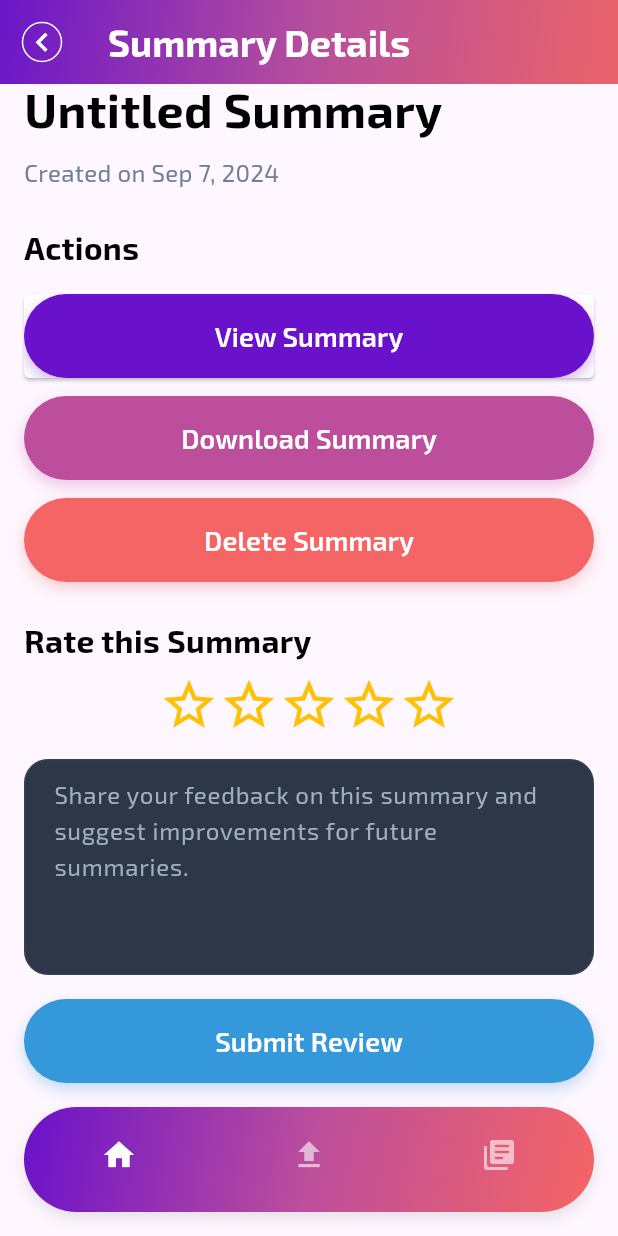
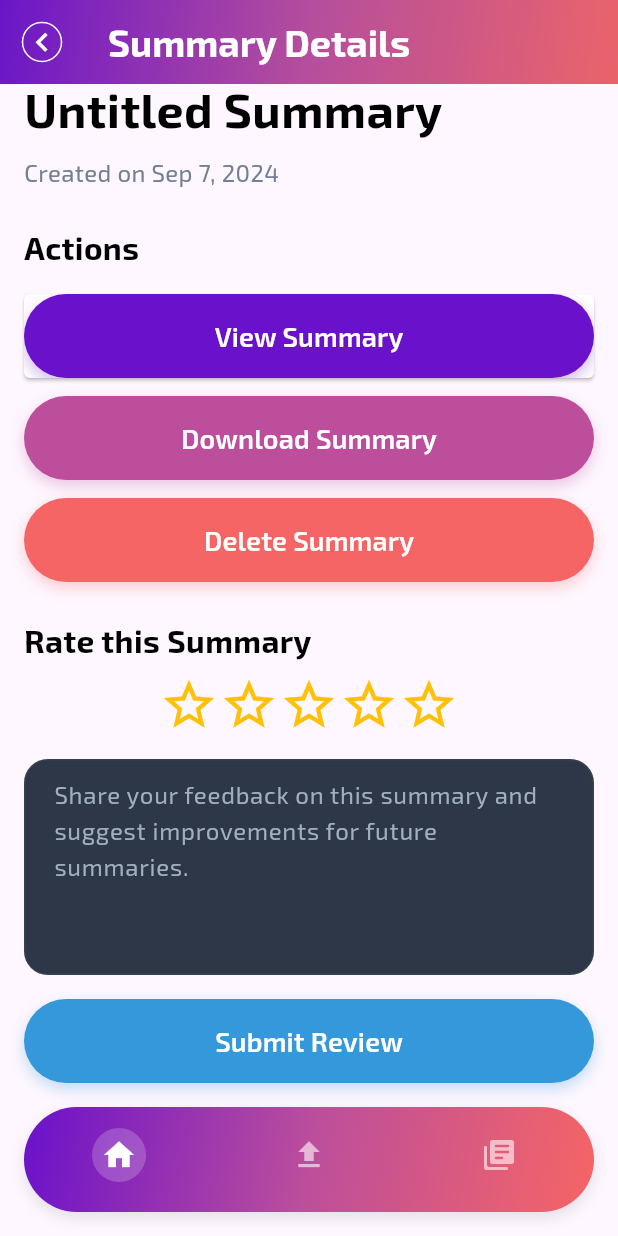
Before and after one commit to opiyodonpaul/sycx, a Flutter app: the SummaryDetails screen opened by its route, scrolled down 223 dp, on a phone screen of 412 x 824 dp. Run offline on Flutter 3.47's test engine with Material 3 defaults, Android fonts, the phone set to English and light mode, and no system bars; our stand-ins replace flutter_secure_storage, flutter_spinkit, flutter_staggered_animations, fluttertoast, google_fonts, image_picker; accounts and stored records are empty; network calls fail.

Commit message:
updated routing in the bottom nav bar

```diff
--- a/sycx_flutter_app/lib/main.dart
+++ b/sycx_flutter_app/lib/main.dart
@@ -3,6 +3,7 @@ import 'package:sycx_flutter_app/screens/auth/forgot_password.dart';
 import 'package:sycx_flutter_app/screens/auth/login.dart';
 import 'package:sycx_flutter_app/screens/auth/register.dart';
 import 'package:sycx_flutter_app/screens/profile.dart';
+import 'package:sycx_flutter_app/screens/search_results.dart';
 import 'package:sycx_flutter_app/screens/splash.dart';
 import 'package:sycx_flutter_app/screens/summary_details.dart';
 import 'package:sycx_flutter_app/screens/upload.dart';
@@ -33,10 +34,11 @@ class MyApp extends StatelessWidget {
         '/login': (context) => const Login(),
         '/forgot_password': (context) => const ForgotPassword(),
         '/home': (context) => const Home(),
-        '/view_summary': (context) => const ViewSummary(
+        '/search': (context) => const SearchResults(searchQuery: ''),
+        '/summary_details': (context) => const SummaryDetails(
               summary: {},
             ),
-        '/summary_details': (context) => const SummaryDetails(
+        '/view_summary': (context) => const ViewSummary(
               summary: {},
             ),
         '/upload': (context) => const Upload(),
--- a/sycx_flutter_app/lib/screens/summary_details.dart
+++ b/sycx_flutter_app/lib/screens/summary_details.dart
@@ -131,7 +131,9 @@ class SummaryDetailsState extends State<SummaryDetails> {
               ),
             ),
           ),
-          bottomNavigationBar: const CustomBottomNavBar(currentRoute: 'home',),
+          bottomNavigationBar: const CustomBottomNavBar(
+            currentRoute: '/summary_details',
+          ),
         ),
         if (_isLoading) const Loading(),
       ],
--- a/sycx_flutter_app/lib/screens/view_summary.dart
+++ b/sycx_flutter_app/lib/screens/view_summary.dart
@@ -91,7 +91,7 @@ class ViewSummary extends StatelessWidget {
         ),
       ),
       bottomNavigationBar: const CustomBottomNavBar(
-        currentRoute: 'home',
+        currentRoute: '/view_summary',
       ),
     );
   }
--- a/sycx_flutter_app/lib/widgets/custom_app_bar.dart
+++ b/sycx_flutter_app/lib/widgets/custom_app_bar.dart
@@ -25,6 +25,7 @@ class CustomAppBar extends StatelessWidget implements PreferredSizeWidget {
               ? Colors.white.withOpacity(0.8)
               : Colors.transparent,
           elevation: 0,
+          automaticallyImplyLeading: false, // This line removes the back arrow
           flexibleSpace: Container(
             decoration: BoxDecoration(
               gradient: LinearGradient(
--- a/sycx_flutter_app/lib/widgets/custom_bottom_nav_bar.dart
+++ b/sycx_flutter_app/lib/widgets/custom_bottom_nav_bar.dart
@@ -3,7 +3,6 @@ import 'package:sycx_flutter_app/utils/constants.dart';
 
 class CustomBottomNavBar extends StatelessWidget {
   final String currentRoute;
-
   const CustomBottomNavBar({super.key, required this.currentRoute});
 
   @override
@@ -47,7 +46,8 @@ class CustomBottomNavBar extends StatelessWidget {
           ],
           onTap: (index) {
             String route = ['/home', '/upload', '/summaries'][index];
-            if (route != currentRoute) {
+            String currentParentRoute = _getParentRoute(currentRoute);
+            if (currentParentRoute != route || currentRoute != route) {
               Navigator.pushReplacementNamed(context, route);
             }
           },
@@ -67,7 +67,7 @@ class CustomBottomNavBar extends StatelessWidget {
         padding: const EdgeInsets.all(6),
         decoration: BoxDecoration(
           shape: BoxShape.circle,
-          color: currentRoute == route
+          color: _getParentRoute(currentRoute) == route
               ? Colors.white.withOpacity(0.2)
               : Colors.transparent,
         ),
@@ -80,8 +80,27 @@ class CustomBottomNavBar extends StatelessWidget {
     );
   }
 
+  String _getParentRoute(String route) {
+    if (['/home', '/profile', '/search', '/summary_details', '/view_summary']
+        .contains(route)) {
+      return '/home';
+    } else if (['/upload', '/profile'].contains(route)) {
+      return '/upload';
+    } else if ([
+      '/summaries',
+      '/profile',
+      '/search',
+      '/summary_details',
+      '/view_summary'
+    ].contains(route)) {
+      return '/summaries';
+    }
+    return route;
+  }
+
   int _getCurrentIndex() {
-    switch (currentRoute) {
+    String parentRoute = _getParentRoute(currentRoute);
+    switch (parentRoute) {
       case '/home':
         return 0;
       case '/upload':
```
Also changed, not shown: sycx_flutter_app/lib/screens/home.dart (+9 -3 lines).
